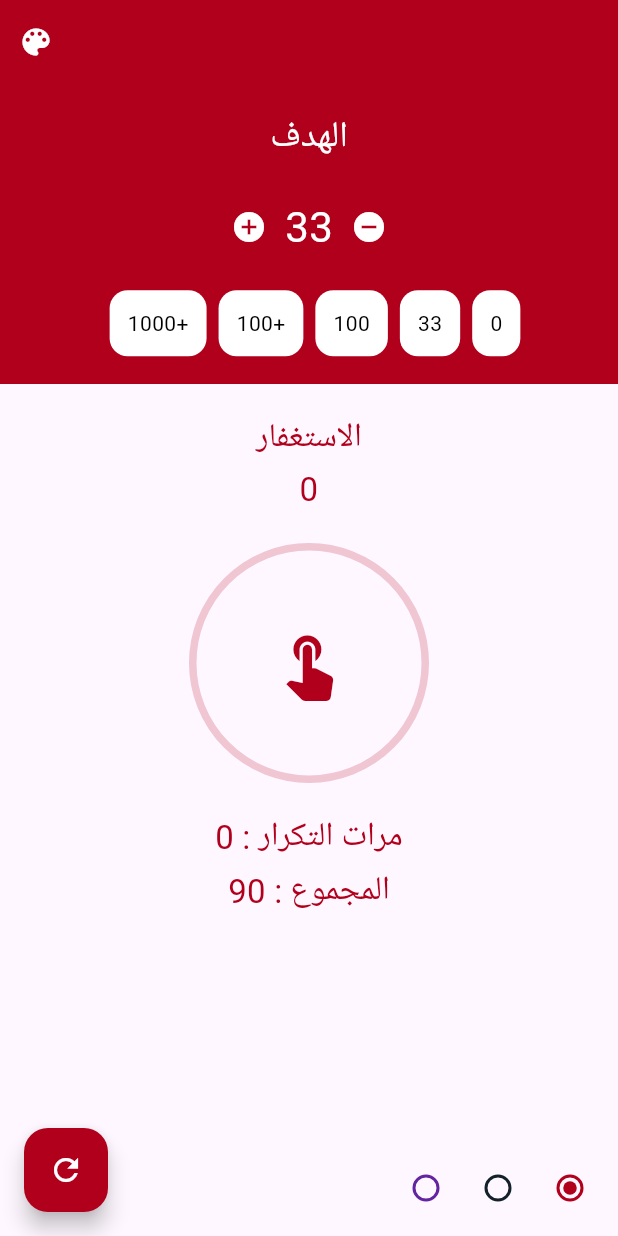
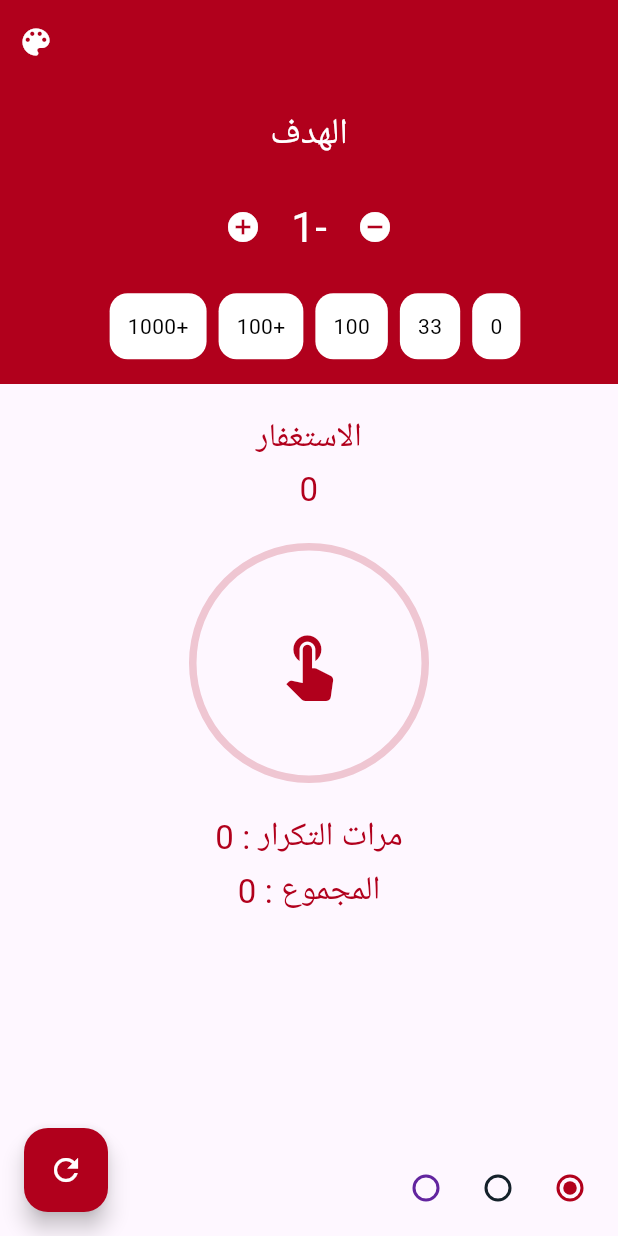
Before and after one commit to taha2901/Tasbeeh, a Flutter app: the screen it shows after launch, after a tap on the "remove circle" icon, on a phone screen of 412 x 824 dp. Run offline on Flutter 3.47's test engine with Material 3 defaults, Android fonts, the phone set to English and light mode, and no system bars; drawn by our look-alikes of percent_indicator; our stand-ins replace shared_preferences.

Commit message:
add shared pref part 1

```diff
--- a/lib/home.dart
+++ b/lib/home.dart
@@ -1,5 +1,6 @@
 import 'package:flutter/material.dart';
 import 'package:percent_indicator/circular_percent_indicator.dart';
+import 'package:shared_preferences/shared_preferences.dart';
 
 class HomeScreen extends StatefulWidget {
   const HomeScreen({super.key});
@@ -12,8 +13,45 @@ int rad = 0;
 int colorHex = 0xffB1001C;
 int _counter = 0;
 int _time = 0;
+int _goal = 0;
 
 class _HomeScreenState extends State<HomeScreen> {
+
+  resetToZero(){
+    setCount(_counter=0);
+    setTime(_time=0);
+    setGoal(_goal=0);
+  }
+  setCount(int value) async {
+    final SharedPreferences pref = await SharedPreferences.getInstance();
+    pref.setInt('counter', value);
+  }
+
+  setTime(int value) async {
+    final SharedPreferences pref = await SharedPreferences.getInstance();
+    pref.setInt('time', value);
+  }
+
+  setGoal(int value) async {
+    final SharedPreferences pref = await SharedPreferences.getInstance();
+    pref.setInt('goal', value);
+  }
+
+  getCount() async {
+    final SharedPreferences pref = await SharedPreferences.getInstance();
+    setState(() {
+      _counter = pref.getInt('counter') ?? 0;
+      _time = pref.getInt('time') ?? 0;
+      _goal = pref.getInt('goal') ?? 0;
+    });
+  }
+
+  @override
+  void initState() {
+    getCount();
+    super.initState();
+  }
+
   TextDirection textDirection = TextDirection.rtl;
   @override
   Widget build(BuildContext context) {
@@ -23,8 +61,10 @@ class _HomeScreenState extends State<HomeScreen> {
       child: Scaffold(
         floatingActionButton: FloatingActionButton(
           onPressed: () {
-            // resetToZero(resetGoal: true);
-            setState(() {});
+            resetToZero();
+            setState(() {
+
+            });
           },
           backgroundColor: mainColor,
           child: const Icon(
@@ -64,18 +104,30 @@ class _HomeScreenState extends State<HomeScreen> {
                     mainAxisAlignment: MainAxisAlignment.center,
                     children: [
                       IconButton(
-                        onPressed: () {},
+                        onPressed: () {
+                          setState(() {
+                            setGoal(_goal -= 1);
+                          });
+                        },
                         icon: const Icon(
                           Icons.remove_circle,
                           color: Colors.white,
                         ),
                       ),
-                      const Text(
-                        '33',
-                        style: TextStyle(color: Colors.white, fontSize: 28),
+                      Padding(
+                        padding: const EdgeInsets.all(8.0),
+                        child: Text(
+                          '$_goal',
+                          style:
+                              const TextStyle(color: Colors.white, fontSize: 28),
+                        ),
                       ),
                       IconButton(
-                        onPressed: () {},
+                        onPressed: () {
+                         setState(() {
+                            setGoal(_goal +=1);
+                         });
+                        },
                         icon: const Icon(Icons.add_circle, color: Colors.white),
                       ),
                     ],
@@ -180,15 +232,15 @@ class _HomeScreenState extends State<HomeScreen> {
                 CircularPercentIndicator(
                   radius: 80.0,
                   lineWidth: 5.0,
-                  percent: _counter / 5,
+                  percent: _counter / 33,
                   center: GestureDetector(
                     onTap: () {
                       setState(() {
-                        if(_counter == 5){
-                          _time++;
-                          _counter = 0;
+                        if (_counter == 30) {
+                          setTime(_time+=1);
+                          setCount(_counter = 0);
                         }
-                        _counter++;
+                        setCount(_counter += 1);
                       });
                     },
                     child: Icon(
@@ -211,7 +263,7 @@ class _HomeScreenState extends State<HomeScreen> {
                   height: 4,
                 ),
                 Text(
-                  "المجموع : 90",
+                  "المجموع : ${_time * _goal + _counter}",
                   style: TextStyle(color: mainColor, fontSize: 22),
                 ),
                 const SizedBox(
--- a/pubspec.yaml
+++ b/pubspec.yaml
@@ -36,6 +36,7 @@ dependencies:
   # Use with the CupertinoIcons class for iOS style icons.
   cupertino_icons: ^1.0.6
   percent_indicator: ^4.2.3
+  shared_preferences: ^2.2.3
 
 dev_dependencies:
   flutter_test:
```
Also changed, not shown: pubspec.lock, 1 other file.
